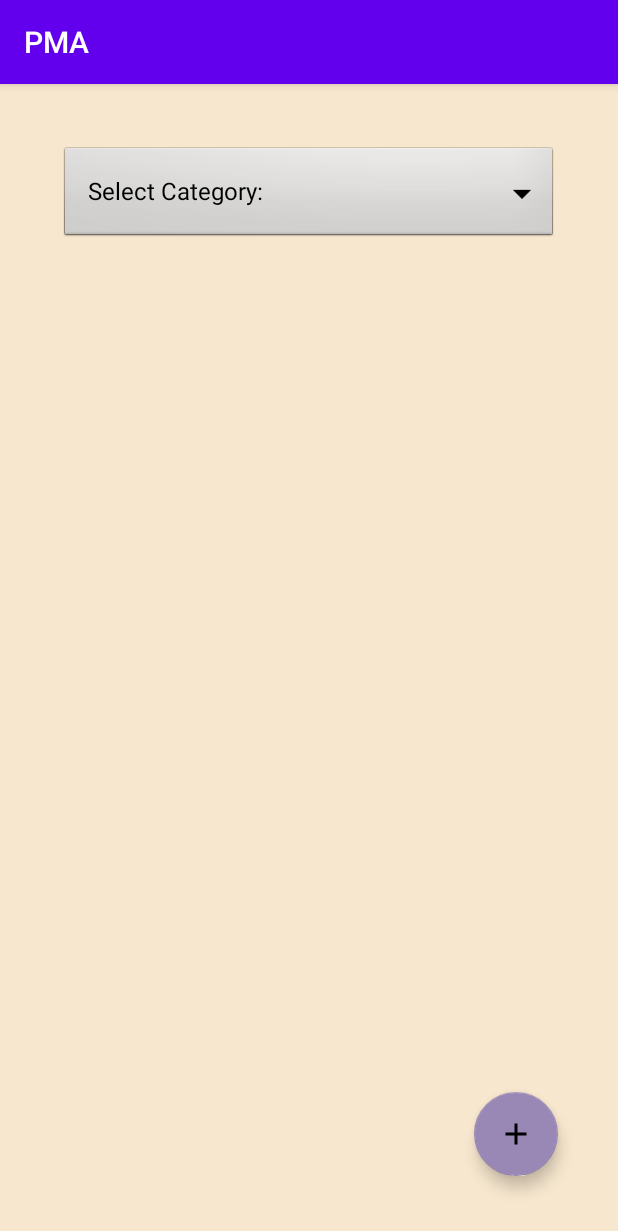
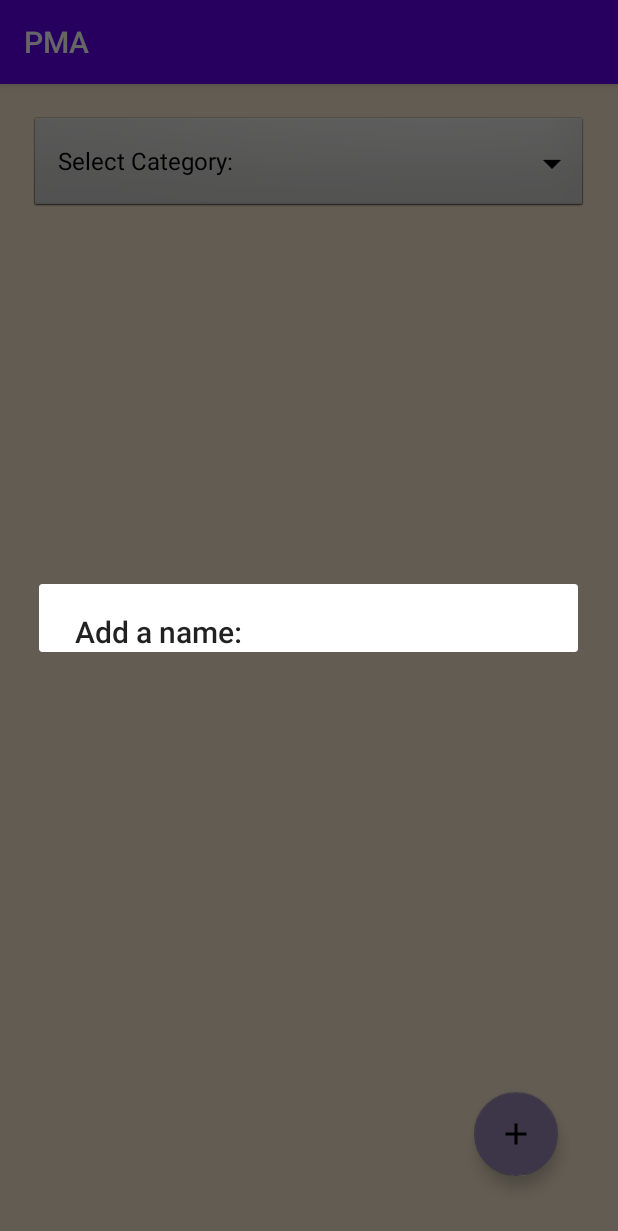
Before and after one commit to rodoulampampa/PMA, an Android app: the ProjectNameActivity screen opened directly, with no data from a screen before it, after a tap on an icon or button, on a phone screen of 412 x 824 dp. Shown: the top 1231 px of the screen. Run offline under Robolectric (Android 15) with nearby library versions, the phone set to English and light mode, and no system bars.

Commit message:
Guess what

```diff
--- a/app/src/main/java/com/pma/ProjectNameActivity.java
+++ b/app/src/main/java/com/pma/ProjectNameActivity.java
@@ -4,6 +4,7 @@ import androidx.annotation.NonNull;
 import androidx.appcompat.app.AppCompatActivity;
 
 import android.app.AlertDialog;
+import android.content.Intent;
 import android.os.Bundle;
 import android.view.View;
 import android.view.ViewGroup;
@@ -456,10 +457,14 @@ public class ProjectNameActivity extends AppCompatActivity implements AdapterVie
 
     /** Called when the user taps the Floating Action Button*/
     public void add_a_project_name(View view) {
+
         // setup the alert builder
-        AlertDialog.Builder builder = new AlertDialog.Builder(this);
-        builder.setTitle("Select Project:");
-        builder.setMessage(".");
+        AlertDialog.Builder builder = new AlertDialog.Builder(ProjectNameActivity.this);
+        builder.setTitle("Add a name:");
+
+
+        // create and show the alert dialog
+        AlertDialog dialog = builder.create();
+        dialog.show();
     }
-
 }
--- a/app/src/main/java/com/pma/ProposedProjectsActivity.java
+++ b/app/src/main/java/com/pma/ProposedProjectsActivity.java
@@ -76,6 +76,7 @@ public class ProposedProjectsActivity extends AppCompatActivity {
                 "It is a website where the user will enter some data concerning his interests and as a result he will be offered suggested professional fields that he could follow."));
 
 
+
         ListView listView = findViewById(R.id.project_list);
         listView.setAdapter(new ProposedProjectsAdapter());
 
--- a/app/src/main/res/layout/activity_project_name.xml
+++ b/app/src/main/res/layout/activity_project_name.xml
@@ -5,7 +5,7 @@
     android:layout_width="match_parent"
     android:layout_height="match_parent"
     android:layout_margin="20dp"
-    tools:context=".MyProjectsActivity">
+    tools:context=".ProjectNameActivity">
 
 
     <com.google.android.material.floatingactionbutton.FloatingActionButton
@@ -15,6 +15,7 @@
         android:layout_margin="20dp"
         android:clickable="true"
         android:onClick="add_a_project_name"
+        android:padding="20dp"
         app:layout_constraintBottom_toBottomOf="parent"
         app:layout_constraintEnd_toEndOf="parent"
         app:srcCompat="@drawable/add_black_18dp" />
@@ -23,7 +24,6 @@
         android:layout_width="match_parent"
         android:layout_height="match_parent"
         android:orientation="vertical"
-            android:padding="20dp"
         tools:context=".ProjectNameActivity">
 
         <Spinner
```
Also changed, not shown: app/src/main/java/com/pma/TeamManagementToolActivity.java (+111 -2 lines). Lines whose indentation alone changed are shown as unchanged.
